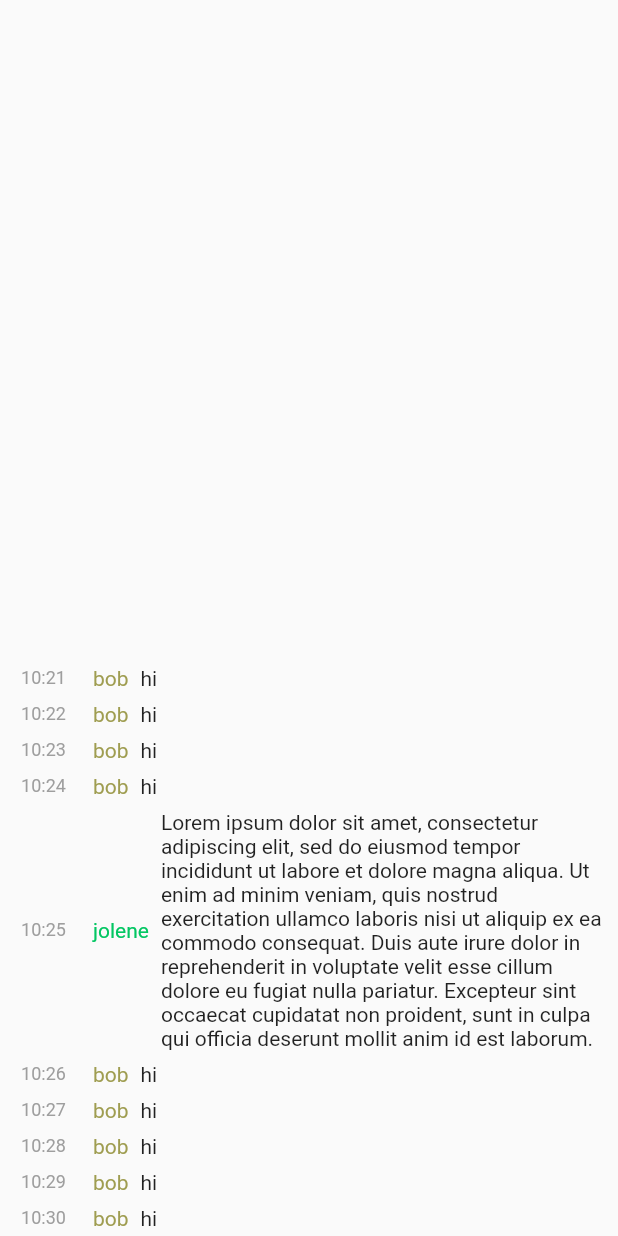
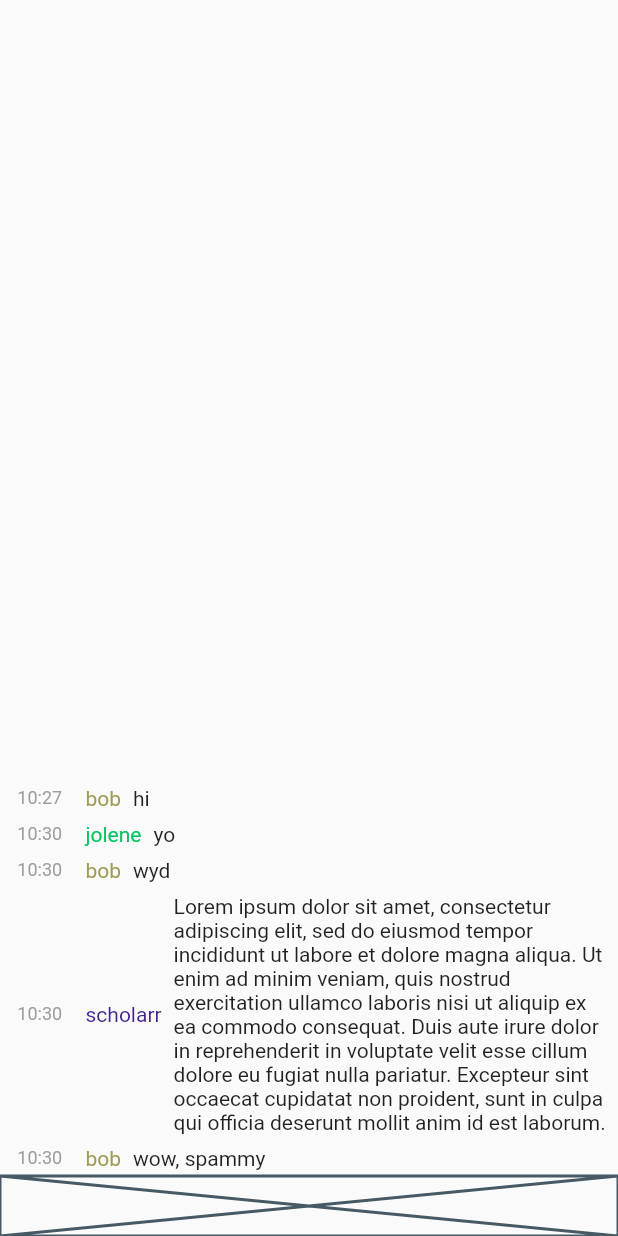
Before and after one commit to uint/mini-chat, a Flutter app: the screen it shows after launch, on a phone screen of 412 x 824 dp. Run offline on Flutter 3.47's test engine with Material 2 defaults, Android fonts, the phone set to English and light mode, and no system bars; our stand-ins replace flutter_riverpod.

Commit message:
client: hook up msg list view to chat repo

```diff
--- a/client/lib/app.dart
+++ b/client/lib/app.dart
@@ -1,6 +1,5 @@
 import 'package:flutter/material.dart';
-
-import 'chat.dart';
+import 'package:minichat_client/chat/chat.dart';
 
 class MyApp extends StatelessWidget {
   const MyApp({super.key});
--- /dev/null
+++ b/client/lib/async.dart
@@ -0,0 +1,28 @@
+import 'package:flutter/material.dart';
+import 'package:flutter_riverpod/flutter_riverpod.dart';
+
+class AsyncValueWidget<T> extends StatelessWidget {
+  const AsyncValueWidget({Key? key, required this.value, required this.data})
+      : super(key: key);
+  // input async value
+  final AsyncValue<T> value;
+  // output builder function
+  final Widget Function(T) data;
+
+  @override
+  Widget build(BuildContext context) {
+    return value.when(
+      data: data,
+      loading: () => const Center(child: CircularProgressIndicator()),
+      error: (e, _) => Center(
+        child: Text(
+          e.toString(),
+          style: Theme.of(context)
+              .textTheme
+              .headline6!
+              .copyWith(color: Colors.red),
+        ),
+      ),
+    );
+  }
+}
--- /dev/null
+++ b/client/lib/chat/chat.dart
@@ -0,0 +1,19 @@
+import 'package:flutter/material.dart';
+import 'package:minichat_client/chat/chat_input.dart';
+import 'package:minichat_client/chat/chat_msg_list.dart';
+
+class Chat extends StatelessWidget {
+  const Chat({super.key});
+
+  @override
+  Widget build(BuildContext context) {
+    return Column(
+      children: const [
+        Expanded(
+          child: MessageList(),
+        ),
+        ChatInput(),
+      ],
+    );
+  }
+}
--- /dev/null
+++ b/client/lib/chat/chat_input.dart
@@ -0,0 +1,14 @@
+import 'package:flutter/material.dart';
+
+class ChatInput extends StatelessWidget {
+  const ChatInput({
+    super.key,
+  });
+
+  @override
+  Widget build(BuildContext context) {
+    return const Placeholder(
+      fallbackHeight: 40,
+    );
+  }
+}
--- a/client/lib/chat.dart
+++ b/client/lib/chat/chat_msg_list.dart
@@ -1,24 +1,24 @@
 import 'package:flutter/material.dart';
+import 'package:flutter_riverpod/flutter_riverpod.dart';
+import 'package:minichat_client/async.dart';
 import 'package:minichat_client/chat_repo.dart';
 
-class Chat extends StatelessWidget {
-  const Chat({super.key});
+class MessageList extends ConsumerWidget {
+  const MessageList({super.key});
 
   @override
-  Widget build(BuildContext ctx) {
-    return ListView.builder(
-      //anchor: 1.0,
-      reverse: true,
-      itemCount: 10,
-      itemBuilder: (BuildContext context, int index) {
-        var time = DateTime.now().subtract(Duration(minutes: index));
-        var msg = index == 5
-            ? Message(time, User("jolene"),
-                "Lorem ipsum dolor sit amet, consectetur adipiscing elit, sed do eiusmod tempor incididunt ut labore et dolore magna aliqua. Ut enim ad minim veniam, quis nostrud exercitation ullamco laboris nisi ut aliquip ex ea commodo consequat. Duis aute irure dolor in reprehenderit in voluptate velit esse cillum dolore eu fugiat nulla pariatur. Excepteur sint occaecat cupidatat non proident, sunt in culpa qui officia deserunt mollit anim id est laborum.")
-            : Message(time, User("bob"), "hi");
-        return MessageView(msg);
-      },
-    );
+  Widget build(BuildContext ctx, WidgetRef ref) {
+    final msgList = ref.watch(chatMsgsStreamProvider);
+
+    return AsyncValueWidget(
+        value: msgList,
+        data: (msgs) => ListView.builder(
+              reverse: true,
+              itemCount: msgs.length,
+              itemBuilder: (BuildContext context, int index) {
+                return MessageView(msgs[msgs.length - index - 1]);
+              },
+            ));
   }
 }
 
@@ -33,7 +33,7 @@ class MessageView extends StatelessWidget {
       padding: const EdgeInsets.all(4.0),
       child: Row(children: [
         SizedBox(
-            width: 50,
+            width: 45,
             child: Text(
                 style: const TextStyle(fontSize: 12, color: Colors.grey),
                 textAlign: TextAlign.center,
--- a/client/lib/chat_repo.dart
+++ b/client/lib/chat_repo.dart
@@ -8,9 +8,13 @@ class FakeChatRepo {
   FakeChatRepo();
 
   final List<Message> _messages = [
-    Message(DateTime.now(), User("bob"), "hi"),
+    Message(
+        DateTime.now().subtract(const Duration(minutes: 3)), User("bob"), "hi"),
     Message(DateTime.now(), User("jolene"), "yo"),
-    Message(DateTime.now(), User("bob"), "wyd")
+    Message(DateTime.now(), User("bob"), "wyd"),
+    Message(DateTime.now(), User("scholarr"),
+        "Lorem ipsum dolor sit amet, consectetur adipiscing elit, sed do eiusmod tempor incididunt ut labore et dolore magna aliqua. Ut enim ad minim veniam, quis nostrud exercitation ullamco laboris nisi ut aliquip ex ea commodo consequat. Duis aute irure dolor in reprehenderit in voluptate velit esse cillum dolore eu fugiat nulla pariatur. Excepteur sint occaecat cupidatat non proident, sunt in culpa qui officia deserunt mollit anim id est laborum."),
+    Message(DateTime.now(), User("bob"), "wow, spammy"),
   ];
 
   List<Message> getMessages() {
--- a/client/lib/main.dart
+++ b/client/lib/main.dart
@@ -1,6 +1,7 @@
 import 'package:flutter/material.dart';
+import 'package:flutter_riverpod/flutter_riverpod.dart';
 import 'package:minichat_client/app.dart';
 
 void main() {
-  runApp(const MyApp());
+  runApp(const ProviderScope(child: MyApp()));
 }
```
